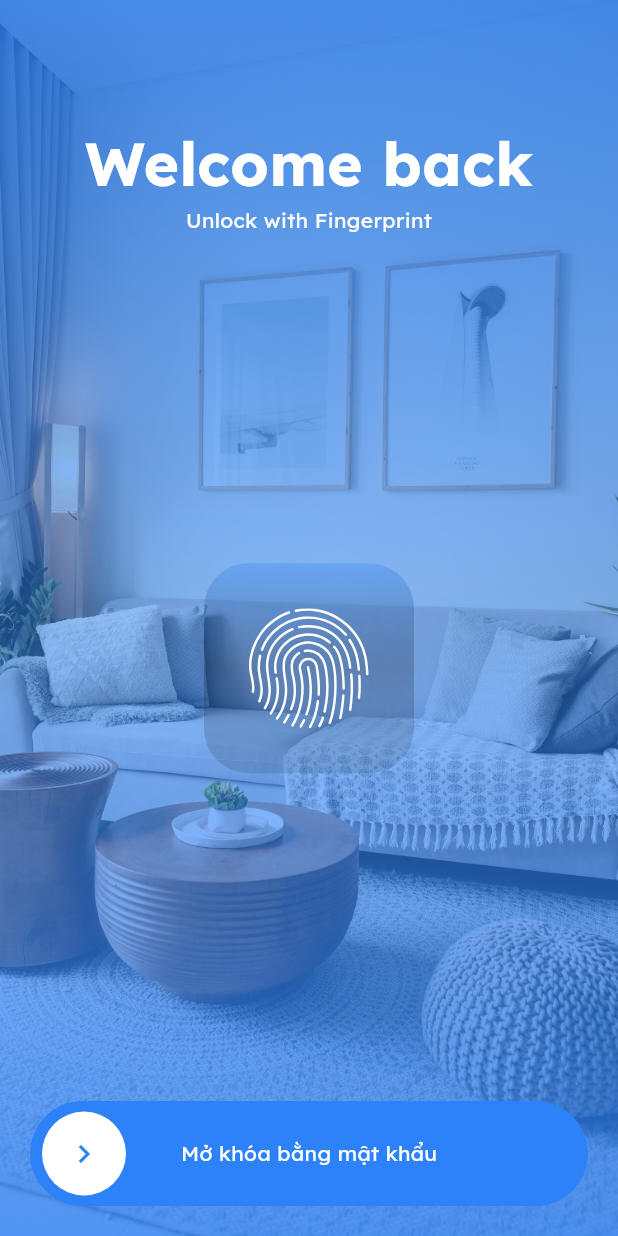
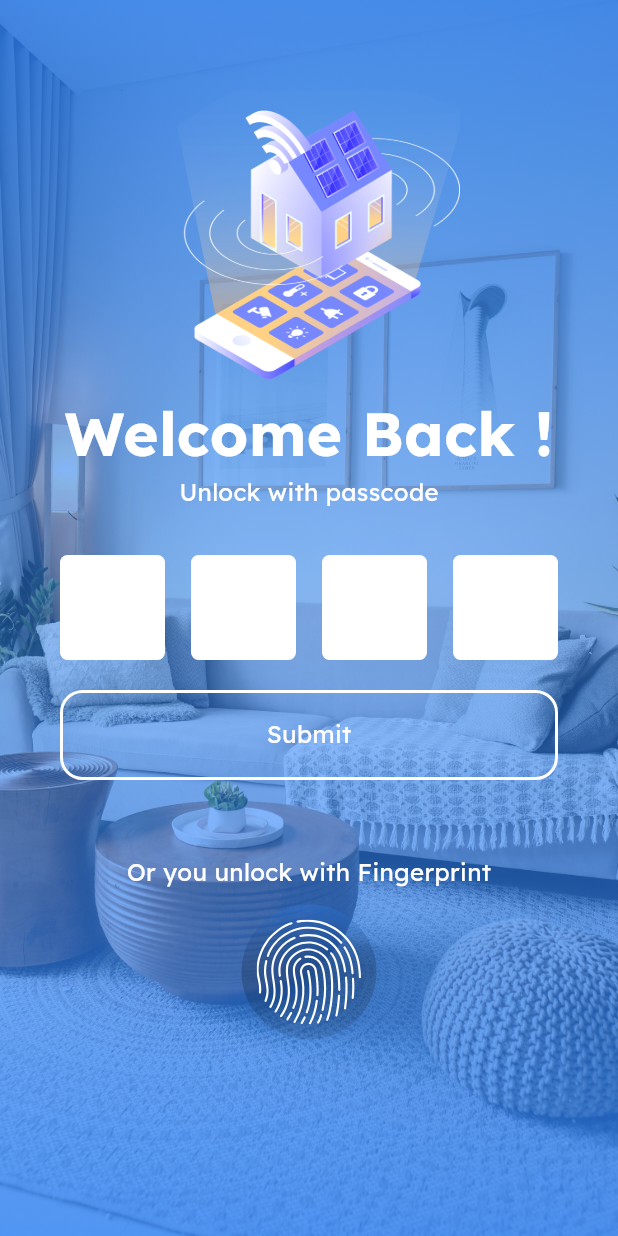
Before and after one commit to caonam030402/Smart-Home-App, a Flutter app: the screen it shows after launch, on a phone screen of 412 x 824 dp. Run offline on Flutter 3.47's test engine with Material 3 defaults, Android fonts, the phone set to English and light mode, and no system bars; drawn by our look-alikes of slide_to_act; our stand-ins replace animated_splash_screen, avatar_glow, blur, firebase_core, firebase_database, flutter_svg and 6 more; accounts and stored records are empty.

Commit message:
Handle pin code and finger print P1

```diff
--- a/lib/components/list_devices.dart
+++ b/lib/components/list_devices.dart
@@ -41,6 +41,8 @@ class ListDevices extends StatelessWidget {
                 isOnToDB: isOnLight,
                 name: 'Lighting'),
             Device(icon: PathIcons.ic_voice, isOnToDB: isOnFan, name: 'Fan'),
+            Device(icon: PathIcons.ic_voice, isOnToDB: isOnFan, name: 'Fan'),
+            Device(icon: PathIcons.ic_voice, isOnToDB: isOnFan, name: 'Fan'),
           ];
 
           return Skeletonizer(
--- /dev/null
+++ b/lib/components/pass_code.dart
@@ -0,0 +1,60 @@
+import 'package:flutter/material.dart';
+import 'package:smart_home/styles/app_colors.dart';
+
+class PassCode extends StatelessWidget {
+  const PassCode({super.key});
+
+  @override
+  Widget build(BuildContext context) {
+    return Column(
+      children: [
+        Padding(
+          padding: EdgeInsets.all(0),
+          child: Row(
+            mainAxisAlignment: MainAxisAlignment.spaceBetween,
+            children: List.generate(4, (index) => FormCode()),
+          ),
+        ),
+      ],
+    );
+  }
+}
+
+class FormCode extends StatefulWidget {
+  const FormCode({super.key});
+
+  @override
+  State<FormCode> createState() => _FormCodeState();
+}
+
+class _FormCodeState extends State<FormCode> {
+  @override
+  @override
+  Widget build(BuildContext context) {
+    return Container(
+      width: 70,
+      alignment: Alignment.center,
+      height: 70,
+      decoration: BoxDecoration(
+        borderRadius: BorderRadius.circular(5),
+        color: AppColors.white,
+      ),
+      child: TextField(
+        textAlign: TextAlign.center,
+        obscureText: true,
+        keyboardType: TextInputType.number,
+        maxLength: 1,
+        onChanged: (String value) {
+          if (value.isNotEmpty) {
+            FocusScope.of(context).nextFocus();
+          }
+        },
+        style: TextStyle(fontSize: 30),
+        decoration: InputDecoration(
+          border: InputBorder.none,
+          counterText: '',
+        ),
+      ),
+    );
+  }
+}
--- a/lib/constants/path_images.dart
+++ b/lib/constants/path_images.dart
@@ -2,4 +2,6 @@ class PathImage {
   static const image = 'assets/images/';
   static const im_home = '${image}im_home.jpg';
   static const im_sunny = '${image}im_sunny.png';
+  static const im_home_art = '${image}im_home_art.png';
+  static const im_avatar = '${image}im_avatar.png';
 }
--- a/lib/screens/home_screen.dart
+++ b/lib/screens/home_screen.dart
@@ -72,11 +72,15 @@ class HomeScreen extends StatelessWidget {
                       ],
                     ),
                     const Spacer(),
-                    const CircleAvatar(
-                      maxRadius: 25,
-                      backgroundImage: NetworkImage(
-                          'https://scontent.fdad3-4.fna.fbcdn.net/v/t39.30808-6/306135507_1211755559394586_7445899947695751742_n.jpg?_nc_cat=100&ccb=1-7&_nc_sid=9c7eae&_nc_eui2=AeG3XOU_FtPpLfAhVhnb4qJdhSPDzNnfc2iFI8PM2d9zaLRhiP2fvg7dEF11BeY4FSJunVUN8DrYOX5-pTLhc53R&_nc_ohc=c2nk4Fgzlw8AX_tYfi6&_nc_ht=scontent.fdad3-4.fna&oh=00_AfByyXoB50Mkdn2cz_-LPDeymEv05B9oWfn5C3Plm-VcXg&oe=65D8AA7E'),
-                    ),
+                    Container(
+                      child: ClipRRect(
+                        borderRadius: BorderRadius.circular(100),
+                        child: Image.asset(
+                          PathImage.im_avatar,
+                          width: 60,
+                        ),
+                      ),
+                    )
                   ],
                 ),
               ),
--- a/lib/screens/unlock_app_screen.dart
+++ b/lib/screens/unlock_app_screen.dart
@@ -3,10 +3,12 @@ import 'package:flutter/material.dart';
 import 'package:flutter_svg/flutter_svg.dart';
 import 'package:go_router/go_router.dart';
 import 'package:slide_to_act/slide_to_act.dart';
+import 'package:smart_home/components/pass_code.dart';
 import 'package:smart_home/constants/path_icons.dart';
 import 'package:smart_home/constants/path_images.dart';
 import 'package:smart_home/constants/path_routes.dart';
 import 'package:smart_home/styles/app_colors.dart';
+import 'package:smart_home/styles/app_styles.dart';
 import 'package:smart_home/styles/app_text.dart';
 
 class UnlockAppScreen extends StatefulWidget {
@@ -33,15 +35,20 @@ class _UnlockAppScreenState extends State<UnlockAppScreen> {
 
   void _authenticate() async {
     try {
-      _getAvailableBiometrics();
       bool authenticated = await auth.authenticate(
           authMessages: Iterable.empty(),
-          localizedReason: 'Subrice',
+          localizedReason: 'Vui lòng xác thực nó',
           options: AuthenticationOptions(
             stickyAuth: true,
             biometricOnly: true,
           ));
-    } catch (e) {}
+      print(authenticated);
+      if (authenticated) {
+        context.go(PathRoute.main);
+      }
+    } catch (e) {
+      print(e);
+    }
   }
 
   void _getAvailableBiometrics() async {
@@ -90,22 +97,67 @@ class _UnlockAppScreenState extends State<UnlockAppScreen> {
                 child: Column(
                   children: [
                     SizedBox(
-                      height: 60,
+                      height: 40,
                     ),
-                    Text('Welcome back',
+                    Image.asset(PathImage.im_home_art, height: 200),
+
+                    Text('Welcome Back !',
                         style: AppText.heading1.copyWith(
                             color: AppColors.white,
                             fontWeight: FontWeight.w600,
                             fontSize: 40)),
+                    // Text(
+                    //   'Smart Home',
+                    //   style: AppText.medium.copyWith(color: AppColors.white),
+                    // ),
                     Text(
-                      'Unlock with Fingerprint',
-                      style: AppText.medium.copyWith(color: AppColors.white),
+                      'Unlock with passcode',
+                      style: AppText.large.copyWith(color: AppColors.white),
                     ),
-                    Spacer(),
+                    SizedBox(
+                      height: 30,
+                    ),
+
+                    Padding(
+                      padding: EdgeInsets.symmetric(horizontal: 20),
+                      child: Column(
+                        children: [
+                          PassCode(),
+                          SizedBox(
+                            height: 20,
+                          ),
+                          Container(
+                            height: 60,
+                            width: double.infinity,
+                            child: Center(
+                                child: Text(
+                              'Submit',
+                              style: AppText.large
+                                  .copyWith(color: AppColors.white),
+                            )),
+                            decoration: BoxDecoration(
+                                border: Border.all(
+                                    color: AppColors.white, width: 2),
+                                color: AppColors.white.withOpacity(0),
+                                borderRadius: BorderRadius.circular(15)),
+                          ),
+                        ],
+                      ),
+                    ),
+                    SizedBox(
+                      height: 50,
+                    ),
+                    Text(
+                      'Or you unlock with Fingerprint',
+                      style: AppText.large.copyWith(color: AppColors.white),
+                    ),
+                    SizedBox(
+                      height: 10,
+                    ),
                     Container(
-                      padding: EdgeInsets.all(30),
+                      padding: EdgeInsets.all(10),
                       decoration: BoxDecoration(
-                        borderRadius: BorderRadius.circular(30),
+                        borderRadius: BorderRadius.circular(100),
                         gradient: LinearGradient(
                           begin: Alignment.bottomCenter,
                           end: Alignment.topCenter,
@@ -122,7 +174,7 @@ class _UnlockAppScreenState extends State<UnlockAppScreen> {
                             onTap: _authenticate,
                             child: SvgPicture.asset(
                               PathIcons.ic_touch_id,
-                              height: 80,
+                              height: 70,
                               color: AppColors.white,
                             ),
                           ),
@@ -145,29 +197,6 @@ class _UnlockAppScreenState extends State<UnlockAppScreen> {
                         ],
                       ),
                     ),
-                    Spacer(),
-                    SlideAction(
-                      onSubmit: () {
-                        context.go(PathRoute.main);
-                        return null;
-                      },
-                      sliderButtonIcon: const Icon(
-                        Icons.keyboard_arrow_right,
-                        color: AppColors.primary,
-                      ),
-                      outerColor: AppColors.primary,
-                      innerColor: AppColors.white,
-                      elevation: 0,
-                      submittedIcon: const Icon(
-                        Icons.done,
-                        size: 30,
-                        color: AppColors.white,
-                      ),
-                      child: Text(
-                        'Mở khóa bằng mật khẩu',
-                        style: AppText.medium.copyWith(color: AppColors.white),
-                      ),
-                    ),
                   ],
                 ),
               ),
```
Also changed, not shown: assets/images/im_avatar.png (added), assets/images/im_home_art.png (added).
